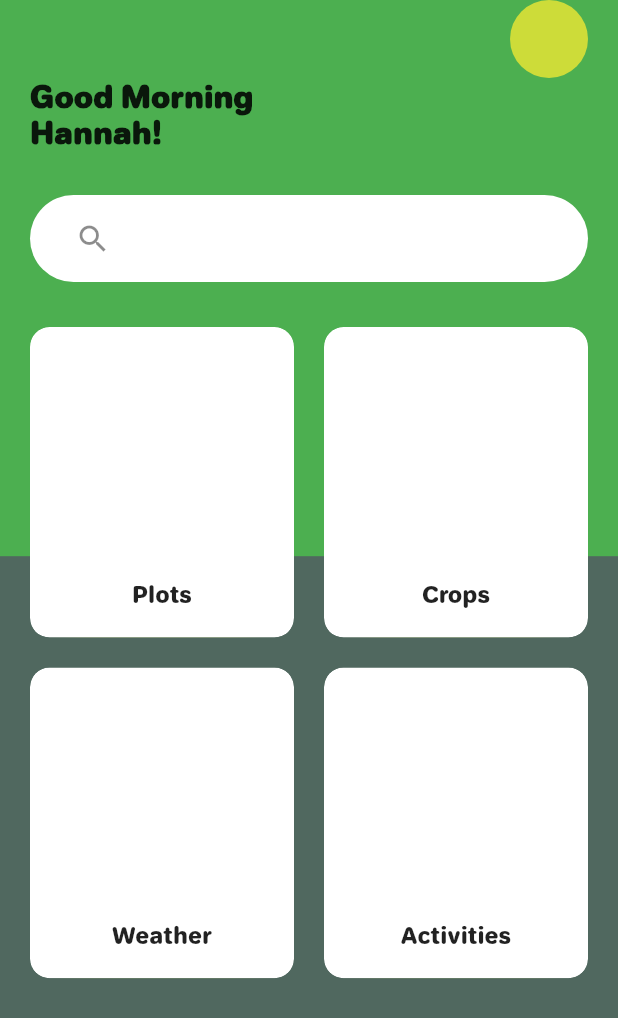
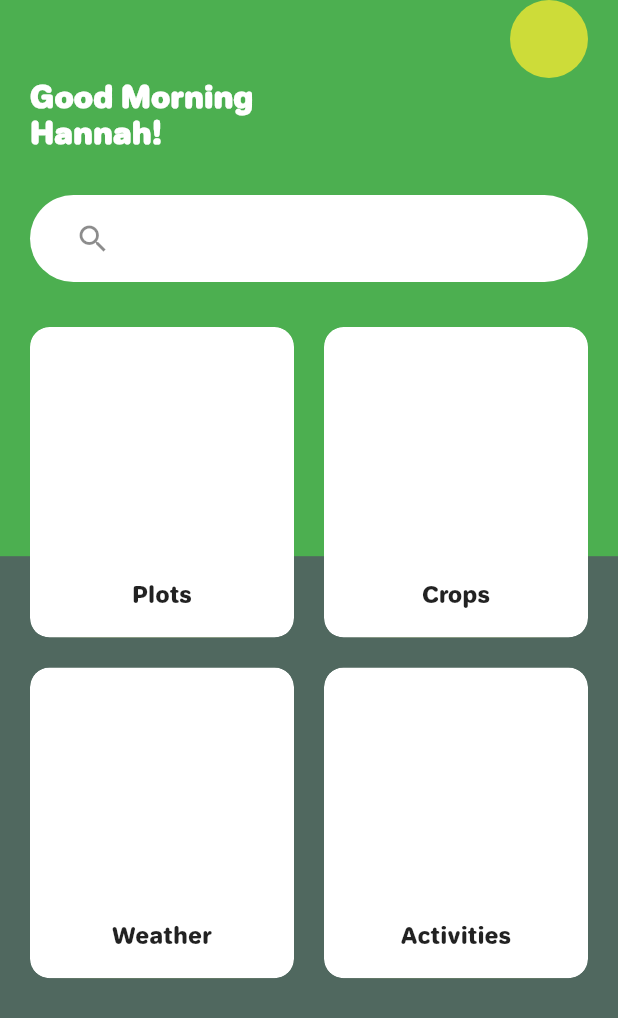
Before and after one commit to Linda-Fitz/RapidIdeationProject, a Flutter app: the HomeScreen screen opened directly, on a phone screen of 412 x 824 dp. Shown: the top 1018 px of the screen. Run offline on Flutter 3.47's test engine with Material 2 defaults, Android fonts, the phone set to English and light mode, and no system bars; our stand-ins replace introduction_screen.

Commit message:
adding white color

```diff
--- a/lib/screens/home_screen.dart
+++ b/lib/screens/home_screen.dart
@@ -45,10 +45,8 @@ class _HomeScreenState extends State<HomeScreen> {
                   ),
                   Text(
                     "Good Morning \nHannah!",
-                    style: appTheme()
-                        .textTheme
-                        .headline6
-                        .copyWith(fontWeight: FontWeight.w900),
+                    style: appTheme().textTheme.headline6.copyWith(
+                        fontWeight: FontWeight.w900, color: Colors.white),
                   ),
                   SearchBar(),
                   Expanded(
--- a/lib/screens/login.dart
+++ b/lib/screens/login.dart
@@ -42,10 +42,8 @@ class _State extends State<LoginScreen> {
                 Container(
                   alignment: Alignment.centerLeft,
                   padding: EdgeInsets.all(10),
-                  child: Text(
-                    "Farmlever.",
-                    style: appTheme().textTheme.headline2,
-                  ),
+                  child:
+                      Text("Farmlever.", style: appTheme().textTheme.headline2),
                 ),
                 Container(
                   alignment: Alignment.centerLeft,
```
